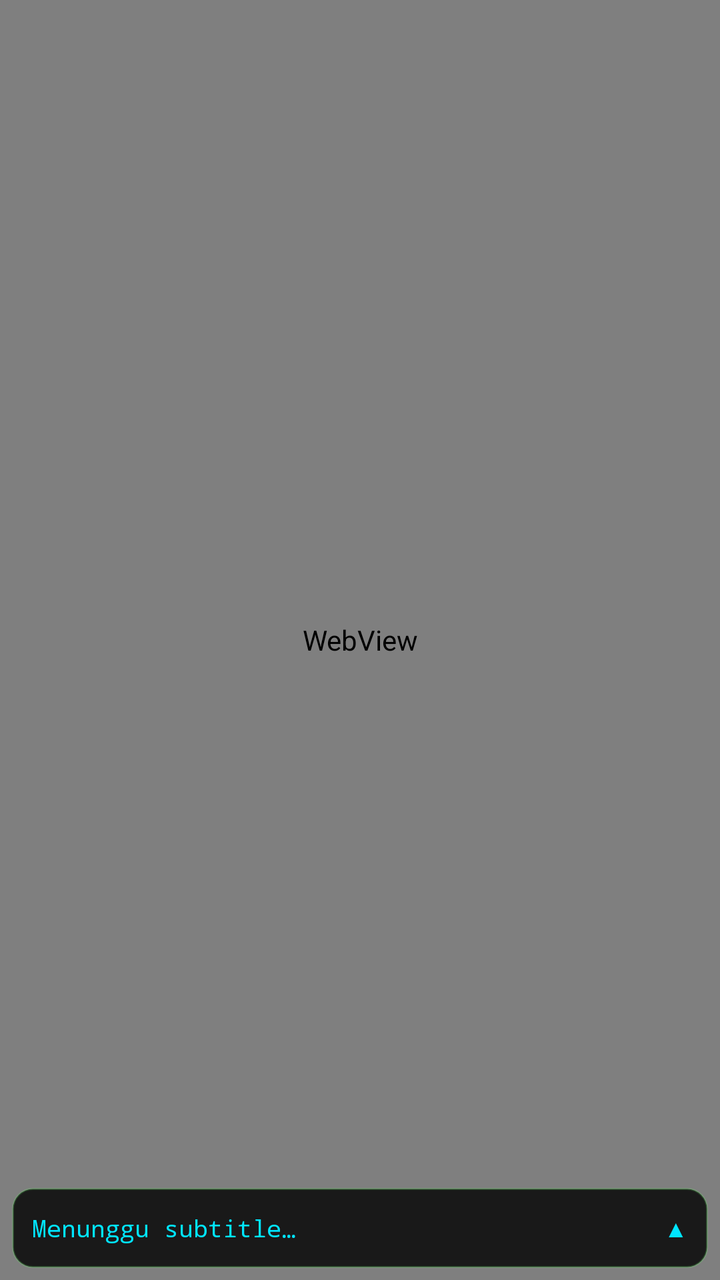
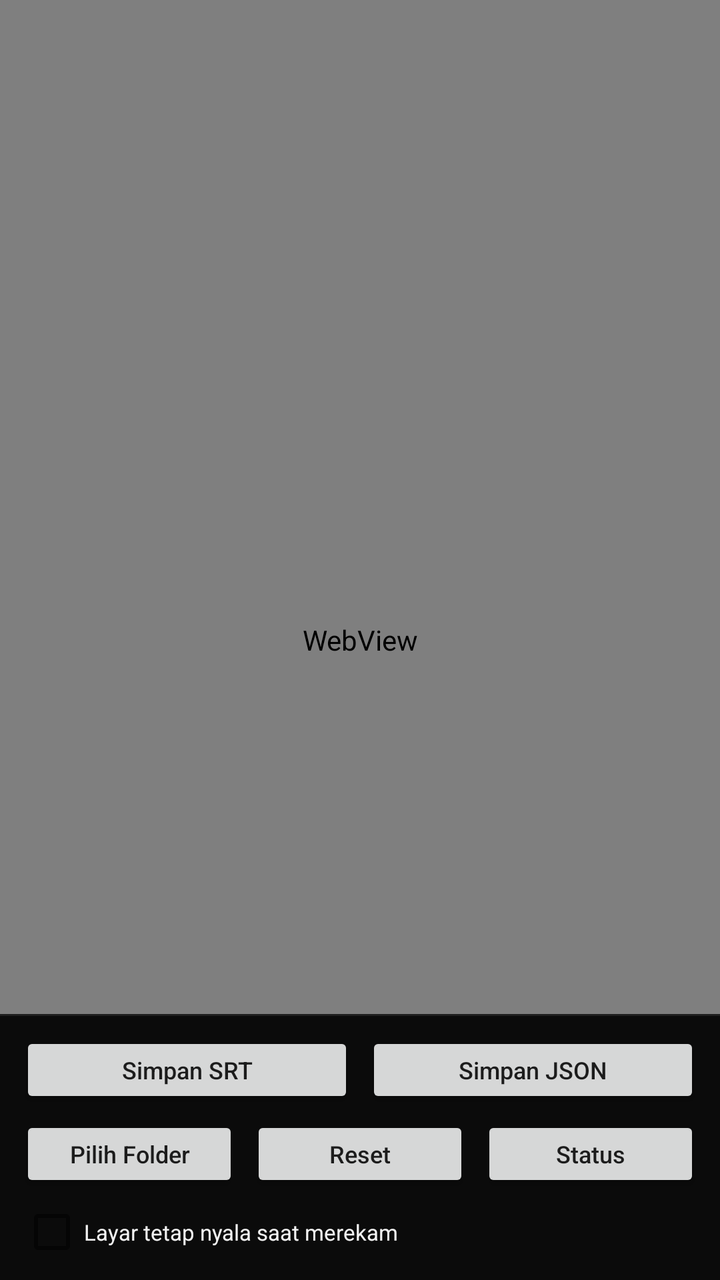

Compare the two renders of this Android layout. The source of the first and the diff that turns it into the second are given below.
<!-- AndroidManifest.xml: application theme Theme.ViuSub -->
<!-- res/layout/activity_main.xml -->
<?xml version="1.0" encoding="utf-8"?>
<androidx.constraintlayout.widget.ConstraintLayout
    xmlns:android="http://schemas.android.com/apk/res/android"
    xmlns:app="http://schemas.android.com/apk/res-auto"
    android:id="@+id/root"
    android:layout_width="match_parent"
    android:layout_height="match_parent"
    android:background="@color/panel_bottom">

    
    <FrameLayout
        android:id="@+id/videoContainer"
        android:layout_width="0dp"
        android:layout_height="0dp"
        app:layout_constraintTop_toTopOf="parent"
        app:layout_constraintBottom_toBottomOf="parent"
        app:layout_constraintStart_toStartOf="parent"
        app:layout_constraintEnd_toEndOf="parent">

        <WebView
            android:id="@+id/webView"
            android:layout_width="match_parent"
            android:layout_height="match_parent" />
    </FrameLayout>

    
    <FrameLayout
        android:id="@+id/splashOverlay"
        android:layout_width="0dp"
        android:layout_height="0dp"
        android:background="#000000"
        android:clickable="true"
        android:focusable="true"
        android:visibility="gone"
        app:layout_constraintBottom_toBottomOf="parent"
        app:layout_constraintEnd_toEndOf="parent"
        app:layout_constraintStart_toStartOf="parent"
        app:layout_constraintTop_toTopOf="parent">

        <LinearLayout
            android:id="@+id/splashContent"
            android:layout_width="wrap_content"
            android:layout_height="wrap_content"
            android:layout_gravity="center"
            android:gravity="center_horizontal"
            android:orientation="vertical"
            android:paddingStart="28dp"
            android:paddingEnd="28dp">

            <ImageView
                android:id="@+id/splashCover"
                android:layout_width="220dp"
                android:layout_height="124dp"
                android:background="@drawable/bg_thumb"
                android:clipToOutline="true"
                android:contentDescription="@null"
                android:scaleType="centerCrop" />

            <TextView
                android:id="@+id/splashTitle"
                android:layout_width="wrap_content"
                android:layout_height="wrap_content"
                android:layout_marginTop="18dp"
                android:ellipsize="end"
                android:gravity="center"
                android:maxLines="2"
                android:textColor="#FFFFFFFF"
                android:textSize="16sp"
                android:textStyle="bold" />

            <TextView
                android:id="@+id/splashStatus"
                android:layout_width="wrap_content"
                android:layout_height="wrap_content"
                android:layout_marginTop="7dp"
                android:textColor="#99FFFFFF"
                android:textSize="13sp" />
        </LinearLayout>
    </FrameLayout>

    
    <TextView
        android:id="@+id/cueBadge"
        android:layout_width="wrap_content"
        android:layout_height="wrap_content"
        android:layout_marginStart="8dp"
        android:layout_marginTop="8dp"
        android:background="@drawable/bg_cue_badge"
        android:clickable="false"
        android:focusable="false"
        android:fontFamily="monospace"
        android:gravity="center"
        android:minWidth="26dp"
        android:minHeight="26dp"
        android:paddingStart="7dp"
        android:paddingEnd="7dp"
        android:paddingTop="3dp"
        android:paddingBottom="3dp"
        android:textColor="@color/panel_accent"
        android:textSize="12sp"
        android:textStyle="bold"
        android:visibility="gone"
        app:layout_constraintStart_toStartOf="parent"
        app:layout_constraintTop_toTopOf="parent" />

    
    <LinearLayout
        android:id="@+id/liveBar"
        android:layout_width="0dp"
        android:layout_height="wrap_content"
        android:layout_marginStart="6dp"
        android:layout_marginEnd="6dp"
        android:layout_marginBottom="6dp"
        android:background="@drawable/bg_live_bar"
        android:orientation="vertical"
        android:paddingStart="10dp"
        android:paddingTop="6dp"
        android:paddingEnd="6dp"
        android:paddingBottom="6dp"
        app:layout_constraintBottom_toBottomOf="parent"
        app:layout_constraintStart_toStartOf="parent"
        app:layout_constraintEnd_toEndOf="parent">

        
        <LinearLayout
            android:id="@+id/liveRow"
            android:layout_width="match_parent"
            android:layout_height="wrap_content"
            android:orientation="horizontal"
            android:gravity="center_vertical"
            android:minHeight="28dp"
            android:clickable="true"
            android:focusable="true"
            android:background="?attr/selectableItemBackground">

            <TextView
                android:id="@+id/liveText"
                android:layout_width="0dp"
                android:layout_height="wrap_content"
                android:layout_weight="1"
                android:maxLines="1"
                android:ellipsize="end"
                android:fontFamily="monospace"
                android:textSize="12sp"
                android:textColor="@color/panel_accent"
                android:text="@string/panel_idle" />

            <TextView
                android:id="@+id/chevron"
                android:layout_width="wrap_content"
                android:layout_height="wrap_content"
                android:paddingStart="8dp"
                android:paddingEnd="4dp"
                android:textSize="12sp"
                android:textColor="@color/panel_accent"
                android:text="&#x25B2;" />
        </LinearLayout>

        
        <LinearLayout
            android:id="@+id/actionPanel"
            android:layout_width="match_parent"
            android:layout_height="wrap_content"
            android:orientation="vertical"
            android:visibility="gone">

            <TextView
                android:id="@+id/statusText"
                android:layout_width="match_parent"
                android:layout_height="wrap_content"
                android:layout_marginTop="2dp"
                android:fontFamily="monospace"
                android:textSize="10sp"
                android:textColor="@color/panel_text" />

            <CheckBox
                android:id="@+id/chkKeepScreenOn"
                android:layout_width="match_parent"
                android:layout_height="wrap_content"
                android:layout_marginTop="2dp"
                android:minHeight="0dp"
                android:paddingTop="2dp"
                android:paddingBottom="2dp"
                android:textSize="11sp"
                android:textColor="@color/panel_text"
                android:text="@string/chk_keep_screen_on" />

            <LinearLayout
                android:layout_width="match_parent"
                android:layout_height="wrap_content"
                android:orientation="horizontal"
                android:layout_marginTop="2dp">

                <Button
                    android:id="@+id/btnPickFolder"
                    style="@style/ThinButton"
                    android:text="@string/btn_pick_folder" />

                <Button
                    android:id="@+id/btnReset"
                    style="@style/ThinButton"
                    android:layout_marginStart="6dp"
                    android:text="@string/btn_reset" />
            </LinearLayout>

            <LinearLayout
                android:layout_width="match_parent"
                android:layout_height="wrap_content"
                android:orientation="horizontal"
                android:layout_marginTop="2dp">

                <Button
                    android:id="@+id/btnSaveJson"
                    style="@style/ThinButton"
                    android:text="@string/btn_save_json" />

                <Button
                    android:id="@+id/btnSaveSrt"
                    style="@style/ThinButton"
                    android:layout_marginStart="6dp"
                    android:text="@string/btn_save_srt" />
            </LinearLayout>
        </LinearLayout>
    </LinearLayout>

    
    <TextView
        android:id="@+id/saveToast"
        android:layout_width="wrap_content"
        android:layout_height="wrap_content"
        android:layout_marginStart="16dp"
        android:layout_marginEnd="16dp"
        android:layout_marginBottom="14dp"
        android:background="@drawable/bg_save_toast"
        android:clickable="false"
        android:focusable="false"
        android:fontFamily="monospace"
        android:gravity="center"
        android:maxLines="3"
        android:maxWidth="320dp"
        android:paddingStart="16dp"
        android:paddingTop="10dp"
        android:paddingEnd="16dp"
        android:paddingBottom="10dp"
        android:textColor="@color/panel_accent"
        android:textSize="13sp"
        android:visibility="gone"
        app:layout_constraintBottom_toTopOf="@id/liveBar"
        app:layout_constraintEnd_toEndOf="parent"
        app:layout_constraintStart_toStartOf="parent" />

</androidx.constraintlayout.widget.ConstraintLayout>
<!-- resources referenced by this layout -->
<resources>
  <color name="panel_accent">#00E5FF</color>
  <color name="panel_bottom">#000000</color>
  <color name="panel_text">#F2F2F2</color>
  <!-- drawable bg_cue_badge (drawable) -->
  <?xml version="1.0" encoding="utf-8"?>
  <shape xmlns:android="http://schemas.android.com/apk/res/android"
      android:shape="rectangle">
      <solid android:color="#B3000000" />
      <corners android:radius="13dp" />
  </shape>
  <!-- drawable bg_live_bar (drawable) -->
  <?xml version="1.0" encoding="utf-8"?>
  <shape xmlns:android="http://schemas.android.com/apk/res/android"
      android:shape="rectangle">
      <solid android:color="#CC000000" />
      <corners android:radius="10dp" />
      <stroke
          android:width="1dp"
          android:color="#3366FF66" />
  </shape>
  <!-- drawable bg_save_toast (drawable) -->
  <?xml version="1.0" encoding="utf-8"?>
  <shape xmlns:android="http://schemas.android.com/apk/res/android"
      android:shape="rectangle">
      <solid android:color="#E60B0F12" />
      <stroke
          android:width="1dp"
          android:color="#9900E5FF" />
      <corners android:radius="14dp" />
  </shape>
  <!-- drawable bg_thumb (drawable) -->
  <?xml version="1.0" encoding="utf-8"?>
  <shape xmlns:android="http://schemas.android.com/apk/res/android"
      android:shape="rectangle">
      <solid android:color="@color/thumb_placeholder" />
      <corners android:radius="6dp" />
  </shape>
  <string name="btn_pick_folder">Pilih Folder</string>
  <string name="btn_reset">Reset</string>
  <string name="btn_save_json">Simpan JSON</string>
  <string name="btn_save_srt">Simpan SRT</string>
  <string name="chk_keep_screen_on">Layar tetap nyala saat merekam</string>
  <string name="panel_idle">Menunggu subtitle…</string>
  <style name="ThinButton">
          <item name="android:layout_width">0dp</item>
          <item name="android:layout_height">wrap_content</item>
          <item name="android:layout_weight">1</item>
          <item name="android:textSize">11sp</item>
          <item name="android:minHeight">0dp</item>
          <item name="android:minWidth">0dp</item>
          <item name="android:paddingTop">4dp</item>
          <item name="android:paddingBottom">4dp</item>
          <item name="android:paddingLeft">2dp</item>
          <item name="android:paddingRight">2dp</item>
          <item name="android:textAllCaps">false</item>
      </style>
  <style name="Theme.ViuSub" parent="Theme.AppCompat.DayNight.NoActionBar">
          <item name="android:windowBackground">@color/panel_bottom</item>
      </style>
  <color name="thumb_placeholder">#1E1E1E</color>
</resources>

<!-- the commit's change to res/layout/activity_main.xml (unified diff, before → after) -->
@@ -22,6 +22,96 @@
             android:layout_width="match_parent"
             android:layout_height="match_parent" />
     </FrameLayout>
+
+    
+    <LinearLayout
+        android:id="@+id/recorderPanel"
+        android:layout_width="0dp"
+        android:layout_height="0dp"
+        android:layout_marginTop="12dp"
+        android:background="@color/panel_bottom"
+        android:clickable="true"
+        android:focusable="false"
+        android:orientation="vertical"
+        android:visibility="gone"
+        app:layout_constraintBottom_toTopOf="@id/controlPanel"
+        app:layout_constraintEnd_toEndOf="parent"
+        app:layout_constraintStart_toStartOf="parent"
+        app:layout_constraintTop_toBottomOf="@id/liveBar">
+
+        <TextView
+            android:id="@+id/transcriptStats"
+            android:layout_width="match_parent"
+            android:layout_height="wrap_content"
+            android:fontFamily="monospace"
+            android:maxLines="2"
+            android:paddingStart="12dp"
+            android:paddingTop="8dp"
+            android:paddingEnd="12dp"
+            android:paddingBottom="6dp"
+            android:textColor="@color/meta_text"
+            android:textSize="10sp"
+            android:text="@string/transcript_waiting" />
+
+        <LinearLayout
+            android:id="@+id/transcriptBody"
+            android:layout_width="match_parent"
+            android:layout_height="0dp"
+            android:layout_weight="1"
+            android:orientation="vertical">
+
+            <FrameLayout
+                android:layout_width="match_parent"
+                android:layout_height="0dp"
+                android:layout_weight="1">
+
+                <androidx.recyclerview.widget.RecyclerView
+                    android:id="@+id/transcriptList"
+                    android:layout_width="match_parent"
+                    android:layout_height="match_parent"
+                    android:clipToPadding="false"
+                    android:paddingBottom="8dp"
+                    android:scrollbars="vertical" />
+
+                <TextView
+                    android:id="@+id/transcriptEmpty"
+                    android:layout_width="match_parent"
+                    android:layout_height="wrap_content"
+                    android:layout_gravity="center"
+                    android:gravity="center"
+                    android:paddingStart="24dp"
+                    android:paddingEnd="24dp"
+                    android:textColor="@color/meta_text"
+                    android:textSize="12sp"
+                    android:text="@string/transcript_waiting" />
+
+                
+                <TextView
+                    android:id="@+id/btnJumpLive"
+                    android:layout_width="44dp"
+                    android:layout_height="44dp"
+                    android:layout_gravity="bottom|end"
+                    android:layout_marginEnd="12dp"
+                    android:layout_marginBottom="12dp"
+                    android:background="@drawable/bg_jump_live"
+                    android:clickable="true"
+                    android:contentDescription="@string/transcript_jump_live_desc"
+                    android:elevation="6dp"
+                    android:focusable="true"
+                    android:fontFamily="monospace"
+                    android:foreground="?attr/selectableItemBackgroundBorderless"
+                    android:gravity="center"
+                    android:includeFontPadding="false"
+                    android:outlineProvider="background"
+                    android:text="@string/transcript_jump_live_symbol"
+                    android:textColor="@color/panel_accent"
+                    android:textSize="20sp"
+                    android:textStyle="bold"
+                    android:visibility="gone" />
+
+            </FrameLayout>
+        </LinearLayout>
+    </LinearLayout>
 
     
     <FrameLayout
@@ -112,114 +202,106 @@
         android:layout_marginEnd="6dp"
         android:layout_marginBottom="6dp"
         android:background="@drawable/bg_live_bar"
+        android:gravity="center_vertical"
+        android:orientation="horizontal"
+        android:paddingStart="14dp"
+        android:paddingTop="10dp"
+        android:paddingEnd="14dp"
+        android:paddingBottom="10dp"
+        app:layout_constraintBottom_toBottomOf="parent"
+        app:layout_constraintEnd_toEndOf="parent"
+        app:layout_constraintStart_toStartOf="parent">
+
+        <TextView
+            android:id="@+id/liveText"
+            android:layout_width="match_parent"
+            android:layout_height="wrap_content"
+            android:ellipsize="end"
+            android:fontFamily="monospace"
+            android:lineSpacingExtra="2dp"
+            android:maxLines="2"
+            android:textColor="@color/panel_accent"
+            android:textSize="15sp"
+            android:text="@string/panel_idle" />
+    </LinearLayout>
+
+    
+    <LinearLayout
+        android:id="@+id/controlPanel"
+        android:layout_width="0dp"
+        android:layout_height="wrap_content"
+        android:background="@color/surface"
         android:orientation="vertical"
-        android:paddingStart="10dp"
-        android:paddingTop="6dp"
-        android:paddingEnd="6dp"
-        android:paddingBottom="6dp"
         app:layout_constraintBottom_toBottomOf="parent"
-        app:layout_constraintStart_toStartOf="parent"
-        app:layout_constraintEnd_toEndOf="parent">
-
-        
+        app:layout_constraintEnd_toEndOf="parent"
+        app:layout_constraintStart_toStartOf="parent">
+
+        <View
+            android:layout_width="match_parent"
+            android:layout_height="1dp"
+            android:background="@color/divider" />
+
         <LinearLayout
-            android:id="@+id/liveRow"
-            android:layout_width="match_parent"
-            android:layout_height="wrap_content"
-            android:orientation="horizontal"
-            android:gravity="center_vertical"
-            android:minHeight="28dp"
-            android:clickable="true"
-            android:focusable="true"
-            android:background="?attr/selectableItemBackground">
-
-            <TextView
-                android:id="@+id/liveText"
-                android:layout_width="0dp"
-                android:layout_height="wrap_content"
-                android:layout_weight="1"
-                android:maxLines="1"
-                android:ellipsize="end"
-                android:fontFamily="monospace"
-                android:textSize="12sp"
-                android:textColor="@color/panel_accent"
-                android:text="@string/panel_idle" />
-
-            <TextView
-                android:id="@+id/chevron"
-                android:layout_width="wrap_content"
-                android:layout_height="wrap_content"
-                android:paddingStart="8dp"
-                android:paddingEnd="4dp"
-                android:textSize="12sp"
-                android:textColor="@color/panel_accent"
-                android:text="&#x25B2;" />
-        </LinearLayout>
-
-        
-        <LinearLayout
-            android:id="@+id/actionPanel"
             android:layout_width="match_parent"
             android:layout_height="wrap_content"
             android:orientation="vertical"
-            android:visibility="gone">
-
-            <TextView
-                android:id="@+id/statusText"
+            android:paddingStart="10dp"
+            android:paddingTop="8dp"
+            android:paddingEnd="10dp"
+            android:paddingBottom="8dp">
+
+            <LinearLayout
                 android:layout_width="match_parent"
                 android:layout_height="wrap_content"
-                android:layout_marginTop="2dp"
-                android:fontFamily="monospace"
-                android:textSize="10sp"
-                android:textColor="@color/panel_text" />
+                android:orientation="horizontal">
+
+                <Button
+                    android:id="@+id/btnSaveSrt"
+                    style="@style/ThinButton"
+                    android:text="@string/btn_save_srt" />
+
+                <Button
+                    android:id="@+id/btnSaveJson"
+                    style="@style/ThinButton"
+                    android:layout_marginStart="6dp"
+                    android:text="@string/btn_save_json" />
+            </LinearLayout>
+
+            <LinearLayout
+                android:layout_width="match_parent"
+                android:layout_height="wrap_content"
+                android:layout_marginTop="4dp"
+                android:orientation="horizontal">
+
+                <Button
+                    android:id="@+id/btnPickFolder"
+                    style="@style/ThinButton"
+                    android:text="@string/btn_pick_folder" />
+
+                <Button
+                    android:id="@+id/btnReset"
+                    style="@style/ThinButton"
+                    android:layout_marginStart="6dp"
+                    android:text="@string/btn_reset" />
+
+                <Button
+                    android:id="@+id/btnInfo"
+                    style="@style/ThinButton"
+                    android:layout_marginStart="6dp"
+                    android:text="@string/btn_info" />
+            </LinearLayout>
 
             <CheckBox
                 android:id="@+id/chkKeepScreenOn"
                 android:layout_width="match_parent"
                 android:layout_height="wrap_content"
-                android:layout_marginTop="2dp"
+                android:layout_marginTop="4dp"
                 android:minHeight="0dp"
                 android:paddingTop="2dp"
                 android:paddingBottom="2dp"
+                android:textColor="@color/panel_text"
                 android:textSize="11sp"
-                android:textColor="@color/panel_text"
                 android:text="@string/chk_keep_screen_on" />
-
-            <LinearLayout
-                android:layout_width="match_parent"
-                android:layout_height="wrap_content"
-                android:orientation="horizontal"
-                android:layout_marginTop="2dp">
-
-                <Button
-                    android:id="@+id/btnPickFolder"
-                    style="@style/ThinButton"
-                    android:text="@string/btn_pick_folder" />
-
-                <Button
-                    android:id="@+id/btnReset"
-                    style="@style/ThinButton"
-                    android:layout_marginStart="6dp"
-                    android:text="@string/btn_reset" />
-            </LinearLayout>
-
-            <LinearLayout
-                android:layout_width="match_parent"
-                android:layout_height="wrap_content"
-                android:orientation="horizontal"
-                android:layout_marginTop="2dp">
-
-                <Button
-                    android:id="@+id/btnSaveJson"
-                    style="@style/ThinButton"
-                    android:text="@string/btn_save_json" />
-
-                <Button
-                    android:id="@+id/btnSaveSrt"
-                    style="@style/ThinButton"
-                    android:layout_marginStart="6dp"
-                    android:text="@string/btn_save_srt" />
-            </LinearLayout>
         </LinearLayout>
     </LinearLayout>
 
@@ -230,7 +312,7 @@
         android:layout_height="wrap_content"
         android:layout_marginStart="16dp"
         android:layout_marginEnd="16dp"
-        android:layout_marginBottom="14dp"
+        android:layout_marginBottom="8dp"
         android:background="@drawable/bg_save_toast"
         android:clickable="false"
         android:focusable="false"
@@ -245,7 +327,7 @@
         android:textColor="@color/panel_accent"
         android:textSize="13sp"
         android:visibility="gone"
-        app:layout_constraintBottom_toTopOf="@id/liveBar"
+        app:layout_constraintBottom_toTopOf="@id/controlPanel"
         app:layout_constraintEnd_toEndOf="parent"
         app:layout_constraintStart_toStartOf="parent" />
 
<!-- resource entries referenced after the edit -->
@@ -1,14 +1,26 @@
 <!-- resources referenced by this layout -->
 <resources>
+  <color name="divider">#1F1F1F</color>
+  <color name="meta_text">#9E9E9E</color>
   <color name="panel_accent">#00E5FF</color>
   <color name="panel_bottom">#000000</color>
   <color name="panel_text">#F2F2F2</color>
+  <color name="surface">#0B0B0B</color>
   <!-- drawable bg_cue_badge (drawable) -->
   <?xml version="1.0" encoding="utf-8"?>
   <shape xmlns:android="http://schemas.android.com/apk/res/android"
       android:shape="rectangle">
       <solid android:color="#B3000000" />
       <corners android:radius="13dp" />
+  </shape>
+  <!-- drawable bg_jump_live (drawable) -->
+  <?xml version="1.0" encoding="utf-8"?>
+  <shape xmlns:android="http://schemas.android.com/apk/res/android"
+      android:shape="oval">
+      <solid android:color="@color/surface" />
+      <stroke
+          android:width="1dp"
+          android:color="@color/panel_accent" />
   </shape>
   <!-- drawable bg_live_bar (drawable) -->
   <?xml version="1.0" encoding="utf-8"?>
@@ -37,21 +49,25 @@
       <solid android:color="@color/thumb_placeholder" />
       <corners android:radius="6dp" />
   </shape>
+  <string name="btn_info">Status</string>
   <string name="btn_pick_folder">Pilih Folder</string>
   <string name="btn_reset">Reset</string>
   <string name="btn_save_json">Simpan JSON</string>
   <string name="btn_save_srt">Simpan SRT</string>
   <string name="chk_keep_screen_on">Layar tetap nyala saat merekam</string>
   <string name="panel_idle">Menunggu subtitle…</string>
+  <string name="transcript_jump_live_desc">Kembali ke live</string>
+  <string name="transcript_jump_live_symbol">↑</string>
+  <string name="transcript_waiting">Belum ada cue — tekan putar di video.</string>
   <style name="ThinButton">
           <item name="android:layout_width">0dp</item>
           <item name="android:layout_height">wrap_content</item>
           <item name="android:layout_weight">1</item>
-          <item name="android:textSize">11sp</item>
-          <item name="android:minHeight">0dp</item>
+          <item name="android:textSize">12sp</item>
+          <item name="android:minHeight">38dp</item>
           <item name="android:minWidth">0dp</item>
-          <item name="android:paddingTop">4dp</item>
-          <item name="android:paddingBottom">4dp</item>
+          <item name="android:paddingTop">6dp</item>
+          <item name="android:paddingBottom">6dp</item>
           <item name="android:paddingLeft">2dp</item>
           <item name="android:paddingRight">2dp</item>
           <item name="android:textAllCaps">false</item>
